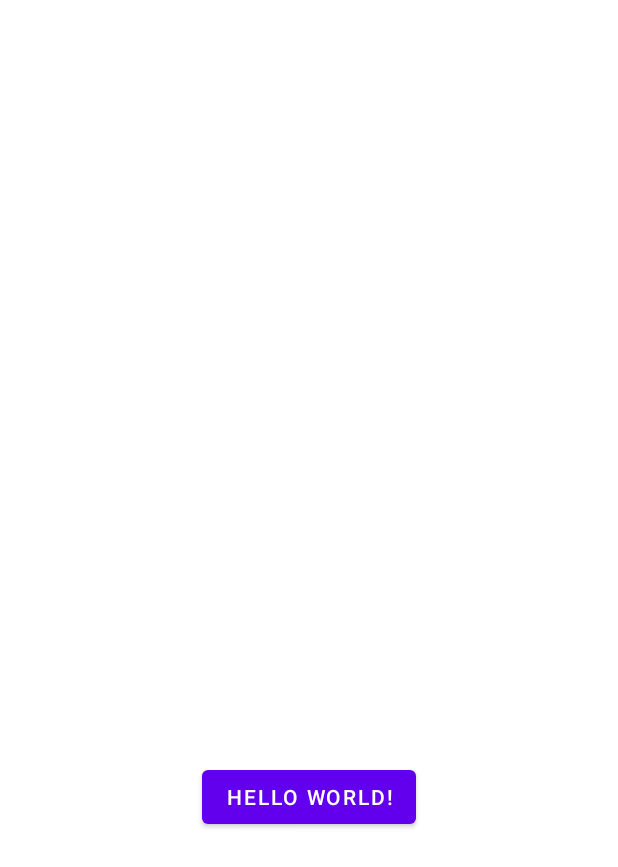
After one commit to Us10n/FoodShop, an Android app: the layout fragment_account.xml on its own in the app's theme, with its tools: preview values and no code run, on a phone screen of 412 x 824 dp. The commit adds this screen. Shown: the top 867 px of the screen. Run offline under Robolectric (Android 15) with nearby library versions, the phone set to English and light mode, and no system bars.

Commit message:
Firestore & Picaso
Started work with firestore database

```diff
--- a/app/build.gradle
+++ b/app/build.gradle
@@ -1,6 +1,7 @@
 plugins {
     id 'com.android.application'
     id 'kotlin-android'
+    id 'com.google.gms.google-services'
 }
 
 android {
@@ -48,4 +49,8 @@ dependencies {
     testImplementation 'junit:junit:4.+'
     androidTestImplementation 'androidx.test.ext:junit:1.1.3'
     androidTestImplementation 'androidx.test.espresso:espresso-core:3.4.0'
+
+    implementation platform('com.google.firebase:firebase-bom:28.4.0')
+    implementation 'com.google.firebase:firebase-analytics-ktx'
+    implementation 'com.squareup.picasso:picasso:2.71828'
 }
--- a/app/src/main/java/com/example/foodshop/recycler/MenuPosition.kt
+++ b/app/src/main/java/com/example/foodshop/recycler/MenuPosition.kt
@@ -1,3 +1,6 @@
 package com.example.foodshop.recycler
 
-data class MenuPosition(var name:String)
+import android.graphics.Bitmap
+
+data class MenuPosition(var name:String){
+}
--- a/app/src/main/java/com/example/foodshop/recycler/MenuPositionViewHolder.kt
+++ b/app/src/main/java/com/example/foodshop/recycler/MenuPositionViewHolder.kt
@@ -2,12 +2,16 @@ package com.example.foodshop.recycler
 
 import androidx.recyclerview.widget.RecyclerView
 import com.example.foodshop.ShavaHolder
+import com.example.foodshop.database.Database
 import com.example.foodshop.databinding.ItemBinding
 import com.example.foodshop.databinding.MenuPositionBinding
 
 class MenuPositionViewHolder (private val binding: MenuPositionBinding, private val holder:ShavaHolder) : RecyclerView.ViewHolder(binding.root) {
+    private val db=Database()
     fun bind(item: MenuPosition) {
         binding.title.text = item.name
+        db.loadImgByUrl("https://firebasestorage.googleapis.com/v0/b/test-4c0c2.appspot.com/o/imgs%2Ftest1.png?alt=media&token=6c3bfcbd-d8f2-4d63-aae9-34d6d84ef468",binding.shaurmaimg)
+
         binding.addToCart.setOnClickListener {
             holder.addShava(item)
         }
--- /dev/null
+++ b/app/src/main/res/layout/fragment_account.xml
@@ -0,0 +1,28 @@
+<?xml version="1.0" encoding="utf-8"?>
+<androidx.constraintlayout.widget.ConstraintLayout xmlns:android="http://schemas.android.com/apk/res/android"
+    xmlns:app="http://schemas.android.com/apk/res-auto"
+    xmlns:tools="http://schemas.android.com/tools"
+    android:layout_width="match_parent"
+    android:layout_height="match_parent"
+    tools:context=".fragment.AccountFragment">
+
+    <Button
+        android:id="@+id/btn"
+        android:layout_width="wrap_content"
+        android:layout_height="wrap_content"
+        android:text="Hello World!"
+        app:layout_constraintBottom_toBottomOf="parent"
+        app:layout_constraintLeft_toLeftOf="parent"
+        app:layout_constraintRight_toRightOf="parent"
+        app:layout_constraintTop_toTopOf="parent"
+        app:layout_constraintVertical_bias="0.654" />
+
+    <ImageView
+        android:id="@+id/image"
+        android:layout_width="wrap_content"
+        android:layout_height="wrap_content"
+        app:layout_constraintBottom_toBottomOf="parent"
+        app:layout_constraintEnd_toEndOf="parent"
+        app:layout_constraintStart_toStartOf="parent"
+        app:layout_constraintTop_toTopOf="parent" />
+</androidx.constraintlayout.widget.ConstraintLayout>
--- a/app/src/main/res/values/strings.xml
+++ b/app/src/main/res/values/strings.xml
@@ -1,3 +1,5 @@
 <resources>
     <string name="app_name">FoodShop</string>
+    <!-- TODO: Remove or change this placeholder text -->
+    <string name="hello_blank_fragment">Hello blank fragment</string>
 </resources>
--- a/build.gradle
+++ b/build.gradle
@@ -8,6 +8,7 @@ buildscript {
     dependencies {
         classpath "com.android.tools.build:gradle:4.2.2"
         classpath "org.jetbrains.kotlin:kotlin-gradle-plugin:$kotlin_version"
+        classpath 'com.google.gms:google-services:4.3.10'
 
         // NOTE: Do not place your application dependencies here; they belong
         // in the individual module build.gradle files
```
Also changed, not shown: app/src/main/java/com/example/foodshop/MainActivity.kt (+5 -5 lines), app/src/main/java/com/example/foodshop/database/Database.kt (added, +14 -0 lines), app/src/main/java/com/example/foodshop/fragment/AccountFragment.kt (added, +40 -0 lines), app/src/main/java/com/example/foodshop/fragment/MenuFragment.kt (+9 -1 lines), app/src/main/res/layout/menu_position.xml (+10 -3 lines), 1 other file.
